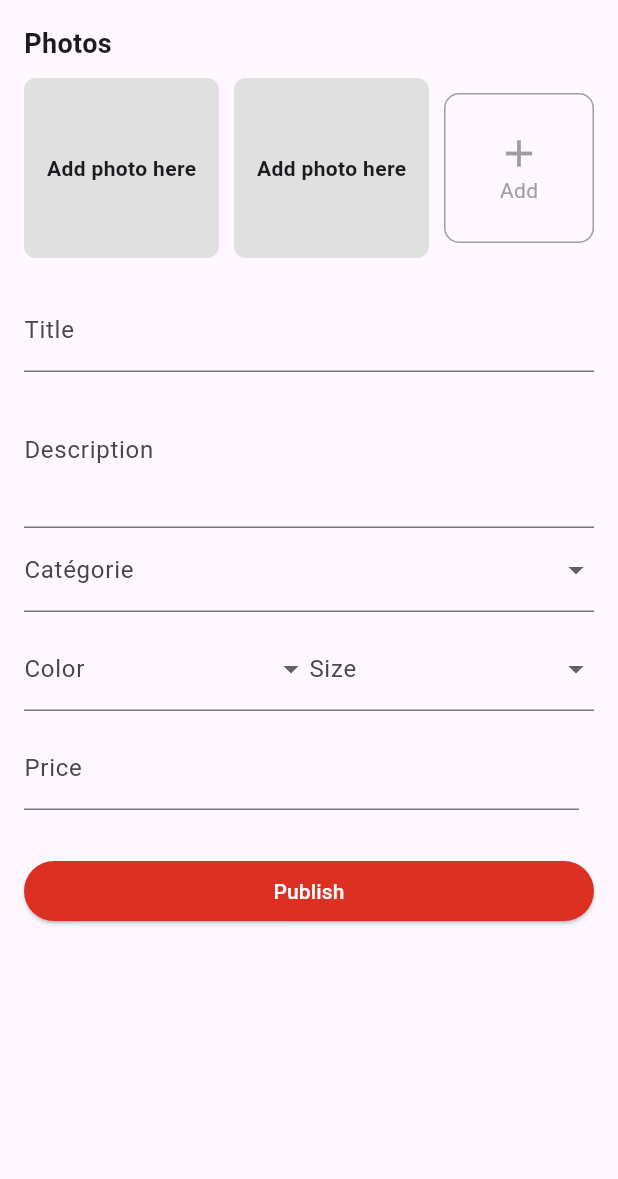
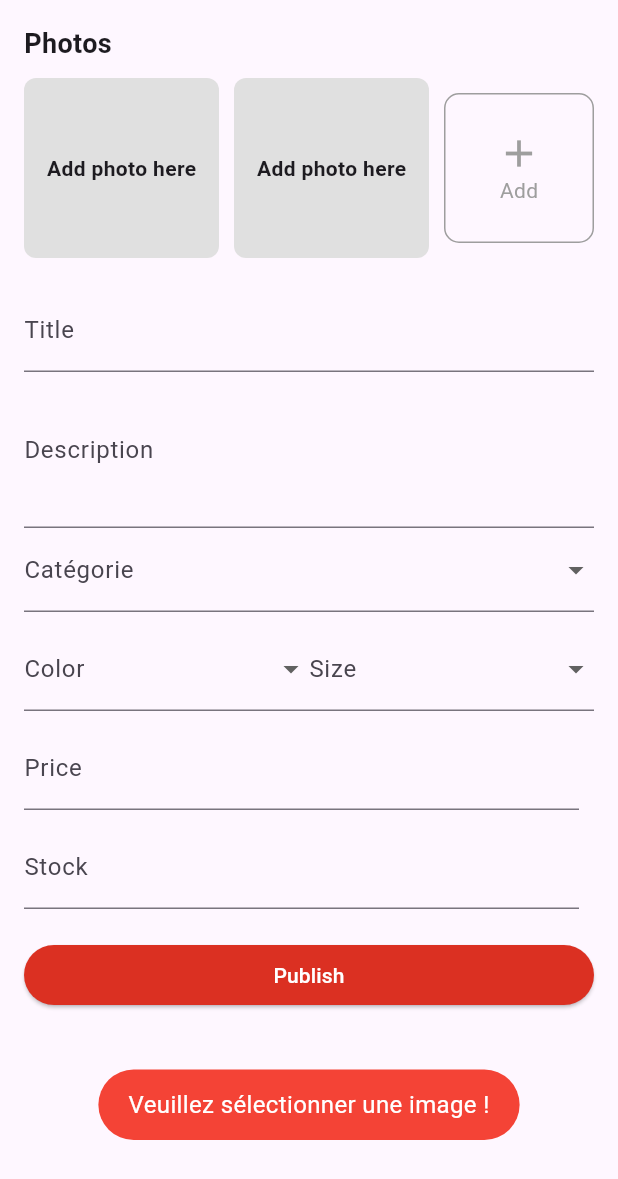
Before and after one commit to salcia100/e-commerce-mobile-app, a Flutter app: the AddProductBody screen opened directly, after a tap on "Publish", on a phone screen of 412 x 824 dp. Shown: the top 1179 px of the screen. Run offline on Flutter 3.47's test engine with Material 3 defaults, Android fonts, the phone set to English and light mode, and no system bars; our stand-ins replace cached_network_image, flutter_secure_storage, fluttertoast, font_awesome_flutter, image_picker, webview_flutter; accounts and stored records are empty.

Commit message:
add_product_api_completed

```diff
--- a/lib/main.dart
+++ b/lib/main.dart
@@ -13,7 +13,7 @@ class MyApp extends StatelessWidget {
   Widget build(BuildContext context) {
     return MaterialApp(
       debugShowCheckedModeBanner: false, //kelmet debug tetnaha
-      home: HomeScreen(), // Afficher directement la page d'inscription
+      home: SignInPage(), // Afficher directement la page d'inscription
     );
   }
 }
--- a/lib/screens/add_product/components/addProduct_body.dart
+++ b/lib/screens/add_product/components/addProduct_body.dart
@@ -1,5 +1,10 @@
+import 'dart:io';
+
 import 'package:flutter/material.dart';
 import 'package:image_picker/image_picker.dart';
+import 'package:inscri_ecommerce/api/Product_api.dart';
+import 'package:inscri_ecommerce/model/Product.dart';
+import 'package:inscri_ecommerce/utils/toast.dart';
 
 class AddProductBody extends StatefulWidget {
   @override
@@ -7,15 +12,62 @@ class AddProductBody extends StatefulWidget {
 }
 
 class _AddProductBodyState extends State<AddProductBody> {
+  ProductApi productApi = new ProductApi();
+  Map<String, String> formValues = {
+    'name': "",
+    'description': "",
+    'price': "",
+    'stock': "",
+    'image': "",
+  };
+  bool loading = false;
+
+  inputOnChanged(mapKey, textValue) {
+    setState(() {
+      formValues.update(mapKey, (value) => textValue);
+    });
+  }
+
+  formOnSubmit() async {
+    if (_image == null) {
+      errorToast("Veuillez sélectionner une image !");
+    } else if (formValues["name"]!.isEmpty) {
+      errorToast("Product name Required!");
+    } else if (formValues["description"]!.isEmpty) {
+      errorToast("Product description Required");
+    } else if (formValues["stock"]!.isEmpty) {
+      errorToast("Product stock Required");
+    } else if (formValues["price"]!.isEmpty) {
+      errorToast("price Required");
+    } else {
+      setState(() {
+        loading = true;
+      });
+      await productApi.addProduct(formValues, _image);
+      setState(() {
+        loading = false;
+      });
+    }
+  }
+
   final ImagePicker _picker = ImagePicker();
   XFile? _image;
-  String? _selectedCategory;  // Variable pour stocker la catégorie sélectionnée
+  String? _selectedCategory; // Variable pour stocker la catégorie sélectionnée
   String? _selectedColor;
   String? _selectedSize;
 
   // Liste des catégories
   List<String> categories = ['Dress', 'Tops', 'Pants', 'Shoes', 'Accessories'];
-  List<String> colors = ['Noir', 'Blanc', 'Rouge', 'Bleu', 'Vert', 'Jaune', 'Rose', 'Violet'];
+  List<String> colors = [
+    'Noir',
+    'Blanc',
+    'Rouge',
+    'Bleu',
+    'Vert',
+    'Jaune',
+    'Rose',
+    'Violet'
+  ];
   List<String> sizes = ['XS', 'S', 'M', 'L', 'XL', 'XXL'];
 
   Future<void> addImage() async {
@@ -44,13 +96,32 @@ class _AddProductBodyState extends State<AddProductBody> {
         child: Column(
           crossAxisAlignment: CrossAxisAlignment.start,
           children: [
-            Text("Photos", style: TextStyle(fontWeight: FontWeight.bold, fontSize: 18)),
+            Text("Photos",
+                style: TextStyle(fontWeight: FontWeight.bold, fontSize: 18)),
             SizedBox(height: 10),
             Row(
               children: [
-                Expanded(child: ImageBox(label: "Add photo here")),
+                Expanded(
+                  child: _image != null
+                      ? Image.file(
+                          File(_image!.path),
+                          fit: BoxFit.cover,
+                          width: 100,
+                          height: 100,
+                        )
+                      : ImageBox(label: "Add photo here"),
+                ),
                 SizedBox(width: 10),
-                Expanded(child: ImageBox(label: "Add photo here")),
+                Expanded(
+                  child: _image != null
+                      ? Image.file(
+                          File(_image!.path),
+                          fit: BoxFit.cover,
+                          width: 100,
+                          height: 100,
+                        )
+                      : ImageBox(label: "Add photo here"),
+                ),
                 SizedBox(width: 10),
                 GestureDetector(
                   onTap: () {
@@ -76,11 +147,24 @@ class _AddProductBodyState extends State<AddProductBody> {
             ),
             SizedBox(height: 20),
             TextField(
-              decoration: InputDecoration(labelText: "Title", hintText: "Ex: Manteau noir, Robe effet satinée"),
+              decoration: InputDecoration(
+                  labelText: "Title",
+                  hintText: "Ex: Manteau noir, Robe effet satinée"),
+              onChanged: (textValue) {
+                inputOnChanged("name", textValue);
+
+                ///****** */
+              },
             ),
             TextField(
-              decoration: InputDecoration(labelText: "Description", hintText: "Décrivez votre produit"),
+              decoration: InputDecoration(
+                  labelText: "Description", hintText: "Décrivez votre produit"),
               maxLines: 3,
+              onChanged: (textValue) {
+                inputOnChanged("description", textValue);
+
+                ///****** */
+              },
             ),
 
             DropdownButtonFormField<String>(
@@ -97,12 +181,10 @@ class _AddProductBodyState extends State<AddProductBody> {
                 });
               },
               decoration: InputDecoration(labelText: 'Catégorie'),
-                validator: (value) => value == null ? 'Sélectionnez une catégorie' : null,
+              validator: (value) =>
+                  value == null ? 'Sélectionnez une catégorie' : null,
             ),
             SizedBox(height: 10),
-
-
-
 
             /*DropdownButtonFormField(
               items: [],
@@ -114,7 +196,7 @@ class _AddProductBodyState extends State<AddProductBody> {
               children: [
                 //color
                 Expanded(
-                  child:DropdownButtonFormField<String>(
+                  child: DropdownButtonFormField<String>(
                     value: _selectedColor,
                     items: colors.map((color) {
                       return DropdownMenuItem<String>(
@@ -134,7 +216,8 @@ class _AddProductBodyState extends State<AddProductBody> {
                 SizedBox(height: 10),
 
                 //size
-              Expanded(child: DropdownButtonFormField<String>(
+                Expanded(
+                  child: DropdownButtonFormField<String>(
                     value: _selectedSize,
                     items: sizes.map((size) {
                       return DropdownMenuItem<String>(
@@ -149,11 +232,10 @@ class _AddProductBodyState extends State<AddProductBody> {
                     },
                     decoration: InputDecoration(labelText: 'Size'),
                     validator: (value) => value == null ? 'Select Size' : null,
-              ),),
+                  ),
+                ),
 
                 SizedBox(height: 10),
-
-
 
                 /*Expanded(
                   child: ElevatedButton(
@@ -177,13 +259,32 @@ class _AddProductBodyState extends State<AddProductBody> {
               children: [
                 Expanded(
                   child: TextField(
-                    decoration: InputDecoration(labelText: "Price", hintText: "Ex: 29.900"),
+                    decoration: InputDecoration(
+                        labelText: "Price", hintText: "Ex: 29.900"),
+                    onChanged: (textValue) {
+                      inputOnChanged("price", textValue); //** */
+                    },
                   ),
                 ),
                 SizedBox(width: 10),
               ],
             ),
             SizedBox(height: 10),
+            //stock
+            Row(
+              children: [
+                Expanded(
+                  child: TextField(
+                    decoration:
+                        InputDecoration(labelText: "Stock", hintText: "20"),
+                    onChanged: (textValue) {
+                      inputOnChanged("stock", textValue); //** */
+                    },
+                  ),
+                ),
+                SizedBox(width: 10),
+              ],
+            ),
             /* Container(
               padding: EdgeInsets.all(10),
               decoration: BoxDecoration(
@@ -200,15 +301,15 @@ class _AddProductBodyState extends State<AddProductBody> {
             SizedBox(
               width: double.infinity,
               child: ElevatedButton(
-                onPressed: () {},
-                style: ElevatedButton.styleFrom(backgroundColor: Color(0xFFDB3022)),
+                onPressed: formOnSubmit,
+                style: ElevatedButton.styleFrom(
+                    backgroundColor: Color(0xFFDB3022)),
                 child: Text("Publish", style: TextStyle(color: Colors.white)),
               ),
             ),
           ],
         ),
       ),
-
     );
   }
 }
--- a/lib/screens/details_produit/components/body.dart
+++ b/lib/screens/details_produit/components/body.dart
@@ -148,8 +148,8 @@ class _BodyState extends State<Body> {
                   children: [
                     // Image
                     Container(
-                      width: 700, // Keep your image width
-                      height: 365, // Keep your image height
+                      width: MediaQuery.of(context).size.width * 1,  // 100% of screen width
+                      height: MediaQuery.of(context).size.height * 0.4, // 40% of screen height
                       child: CachedNetworkImage(
                         imageUrl: widget.product.image,
                         fit: BoxFit.contain,
--- /dev/null
+++ b/lib/utils/toast.dart
@@ -0,0 +1,24 @@
+import 'package:flutter/material.dart';
+import 'package:fluttertoast/fluttertoast.dart';
+
+void errorToast(msg) {
+  Fluttertoast.showToast(
+      msg: msg,
+      toastLength: Toast.LENGTH_SHORT,
+      gravity: ToastGravity.BOTTOM,
+      timeInSecForIosWeb: 1,
+      backgroundColor: Colors.red,
+      textColor: Colors.white,
+      fontSize: 16.0);
+}
+
+void successToast(msg) {
+  Fluttertoast.showToast(
+      msg: msg,
+      toastLength: Toast.LENGTH_SHORT,
+      gravity: ToastGravity.BOTTOM,
+      timeInSecForIosWeb: 1,
+      backgroundColor: Colors.green,
+      textColor: Colors.white,
+      fontSize: 16.0);
+}
--- a/pubspec.yaml
+++ b/pubspec.yaml
@@ -51,6 +51,7 @@ dependencies:
 
   image_picker: ^0.8.4+3
   shared_preferences: ^2.5.3   #pour sauvegarder l'historique de recherche de manière persistante
+  fluttertoast: ^8.2.12
 
 
 dev_dependencies:
```
Also changed, not shown: lib/api/Product_api.dart (+37 -0 lines), lib/screens/profile_sidebar.dart (+11 -1 lines), pubspec.lock. Lines whose indentation alone changed are shown as unchanged.
